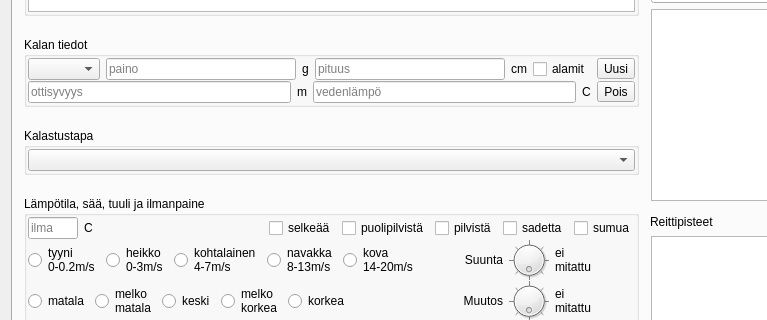
samuliwritescode/uistelupaivakirja-desktop, file mainwindow.ui: the form before one commit; both pictures show x 0 to 767 and y 321 to 641 of the 1097 by 910 pixel window.
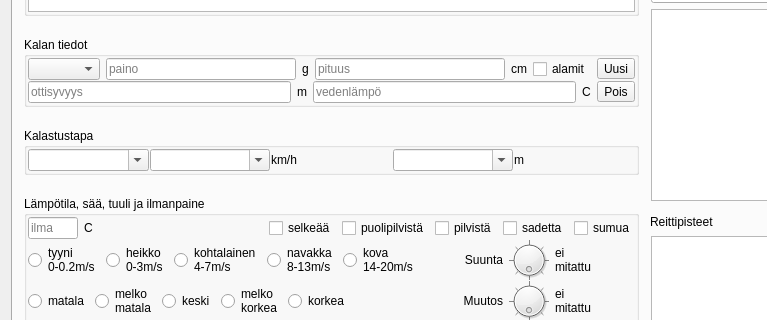
The form after the commit. Icons and pictures are not drawn.

Commit message: -Vapautuspituus ja vetonopeus

The edit to the form file:
```diff
--- a/mainwindow.ui
+++ b/mainwindow.ui
@@ -528,7 +528,38 @@
              <item>
               <widget class="QComboBox" name="method">
                <property name="editable">
-                <bool>false</bool>
+                <bool>true</bool>
+               </property>
+              </widget>
+             </item>
+             <item>
+              <widget class="QComboBox" name="trolling_speed">
+               <property name="editable">
+                <bool>true</bool>
+               </property>
+              </widget>
+             </item>
+             <item>
+              <widget class="QLabel" name="label_4">
+               <property name="text">
+                <string>km/h</string>
+               </property>
+              </widget>
+             </item>
+             <item>
+              <widget class="QComboBox" name="release_length">
+               <property name="whatsThis">
+                <string>vapautuspituus</string>
+               </property>
+               <property name="editable">
+                <bool>true</bool>
+               </property>
+              </widget>
+             </item>
+             <item>
+              <widget class="QLabel" name="label_7">
+               <property name="text">
+                <string>m</string>
                </property>
               </widget>
              </item>
```
